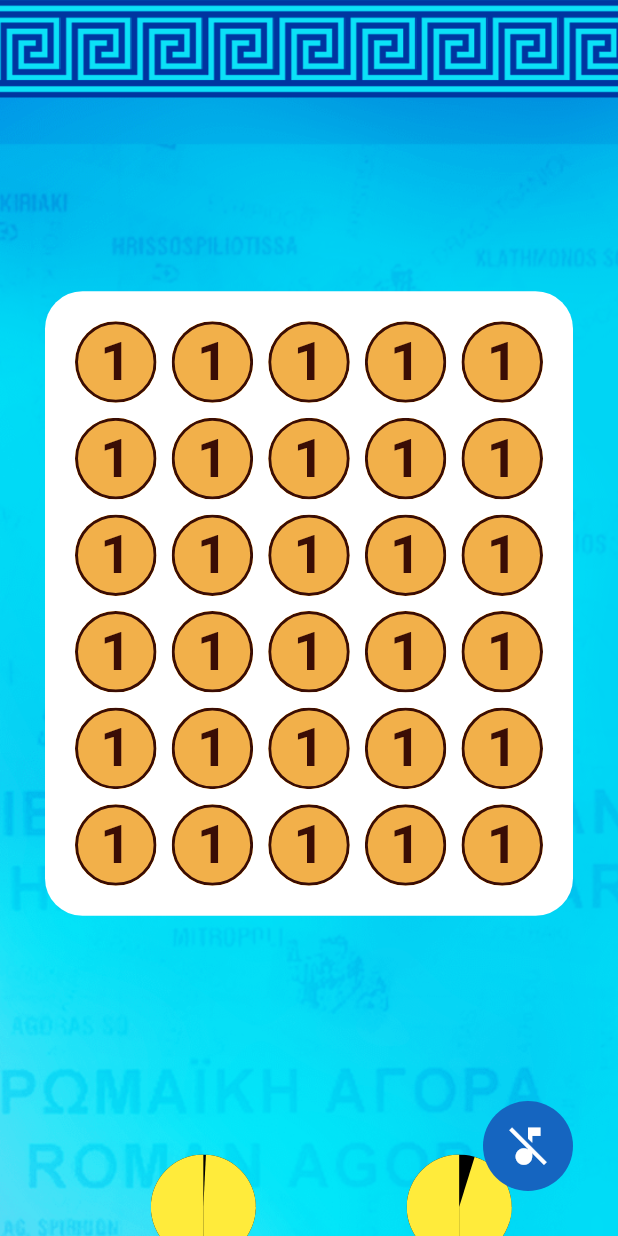
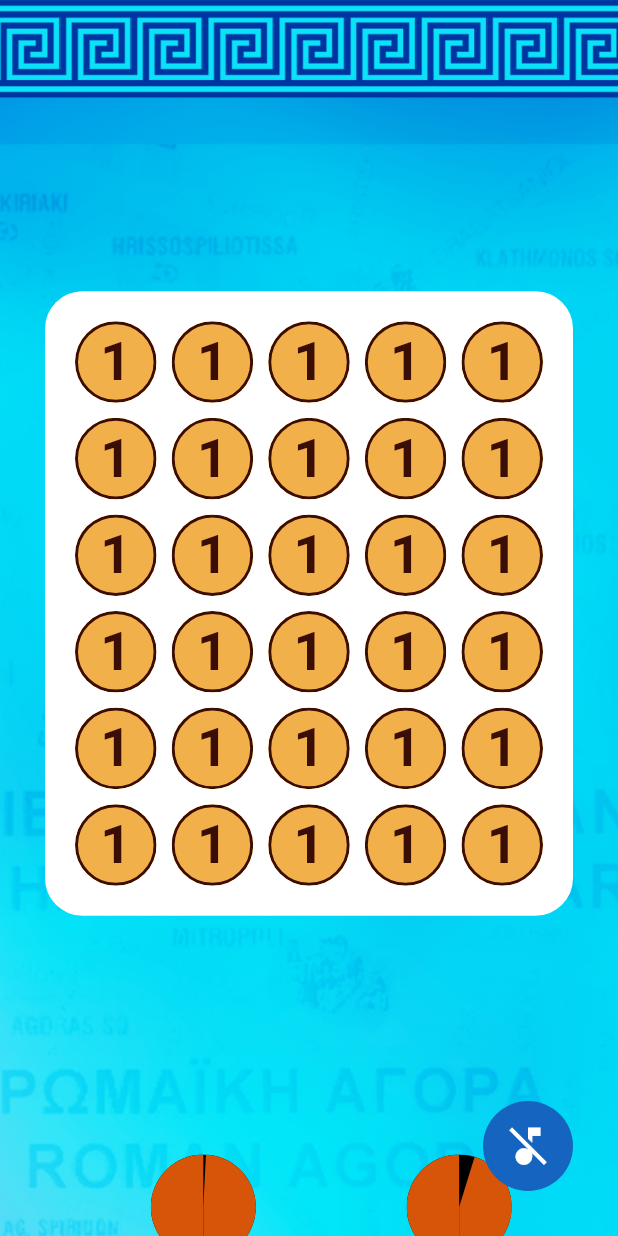
Before and after one commit to lcaprioli/numberz-game, a Flutter app: the screen it shows after launch, after a tap on "Start", on a phone screen of 412 x 824 dp. Run offline on Flutter 3.47's test engine with Material 2 defaults, Android fonts, the phone set to English and light mode, and no system bars; our stand-ins replace audioplayers, google_fonts.

Commit message:
layout impr

```diff
--- a/lib/board/widgets/clock.dart
+++ b/lib/board/widgets/clock.dart
@@ -66,7 +66,7 @@ class Clock extends StatelessWidget {
                       child: Container(
                         width: _halfSize,
                         height: _halfSize,
-                        color: Colors.yellow,
+                        color: Color(0xffd75509),
                       ),
                     ),
                   ),
@@ -81,7 +81,7 @@ class Clock extends StatelessWidget {
                       child: Container(
                         width: _halfSize,
                         height: _halfSize,
-                        color: Colors.yellow,
+                        color: Color(0xffd75509),
                       ),
                     ),
                   ),
@@ -96,7 +96,7 @@ class Clock extends StatelessWidget {
                       child: Container(
                         width: _halfSize,
                         height: _halfSize,
-                        color: Colors.yellow,
+                        color: Color(0xffd75509),
                       ),
                     ),
                   ),
@@ -111,7 +111,7 @@ class Clock extends StatelessWidget {
                       child: Container(
                         width: _halfSize,
                         height: _halfSize,
-                        color: Colors.yellow,
+                        color: Color(0xffd75509),
                       ),
                     ),
                   ),
--- a/lib/board/widgets/tile.dart
+++ b/lib/board/widgets/tile.dart
@@ -6,20 +6,35 @@ import 'package:numbers/board/models/tile_model.dart';
 
 import '../board_consts.dart';
 
-class Tile extends StatelessWidget {
-  const Tile({
+class Tile extends StatefulWidget {
+  Tile({
     required this.tile,
   });
 
   final TileModel tile;
 
   @override
+  _TileState createState() => _TileState();
+}
+
+class _TileState extends State<Tile> {
+  double _burnStep = 0.0;
+
+  @override
   Widget build(BuildContext context) {
+    if (widget.tile.burned) {
+      _burnStep = _burnStep + 0.25;
+    } else {
+      _burnStep = 0.0;
+    }
     return Container(
-      key: tile.key,
+      key: widget.tile.key,
       height: 50,
       width: 50,
       margin: EdgeInsets.all(5),
+      child: AnimatedOpacity(
+        duration: Duration(milliseconds: 355),
+        opacity: widget.tile.burned ? 0.25 : 1,
         child: MouseRegion(
           cursor: SystemMouseCursors.click,
           child: GestureDetector(
@@ -30,15 +45,15 @@ class Tile extends StatelessWidget {
                 children: [
                   Container(
                     decoration: BoxDecoration(
-                    color: tile.hasHit
+                      color: widget.tile.hasHit
                           ? Colors.black
-                        : tile.burned
+                          : widget.tile.burned
                               ? Colors.black
-                            : BoardConsts.tileColors.elementAt(tile.number - 1),
+                              : BoardConsts.tileColors.elementAt(widget.tile.number - 1),
                     ),
                   ),
                   Visibility(
-                  visible: !tile.burned,
+                    visible: !widget.tile.burned,
                     child: Positioned(
                       top: -5,
                       right: 0,
@@ -63,12 +78,12 @@ class Tile extends StatelessWidget {
                   Center(
                     child: FittedBox(
                       child: Text(
-                      '${tile.disposed ? '' : tile.number}',
+                        '${widget.tile.disposed ? '' : widget.tile.number}',
                         style: GoogleFonts.gfsNeohellenic(
                           textStyle: TextStyle(
-                          color: tile.hasHit
+                            color: widget.tile.hasHit
                                 ? Colors.amber
-                              : BoardConsts.fontColors.elementAt(tile.number - 1),
+                                : BoardConsts.fontColors.elementAt(widget.tile.number - 1),
                             fontWeight: FontWeight.bold,
                             fontSize: 36.0,
                           ),
@@ -90,6 +105,7 @@ class Tile extends StatelessWidget {
             ),
           ),
         ),
+      ),
     );
   }
 }
```
Lines whose indentation alone changed are shown as unchanged.
